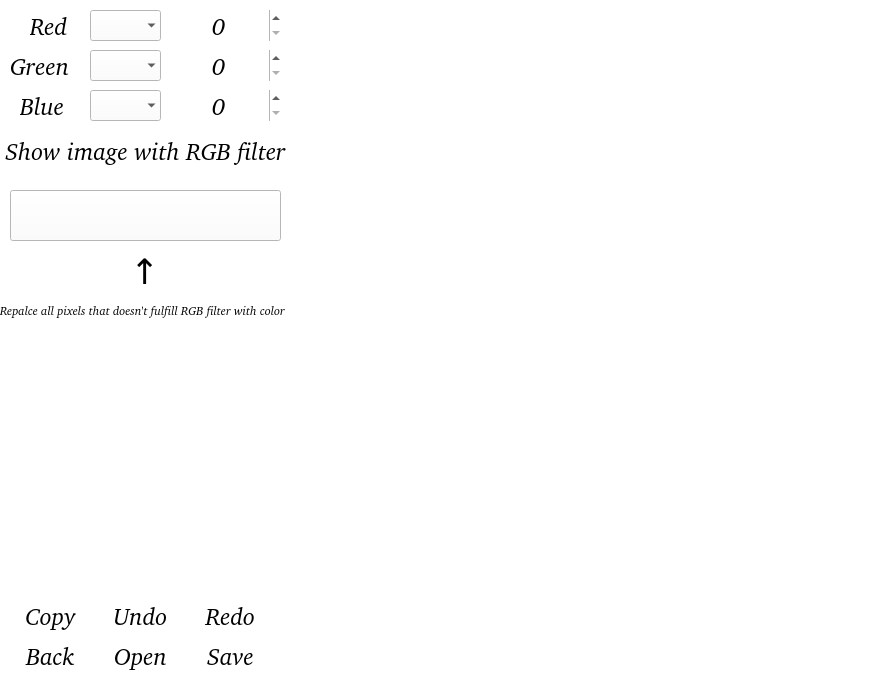
This is code/GUI/image.ui in Anastasiyabordak/Anadat as Qt 5 draws it before an edit. The edited form follows.
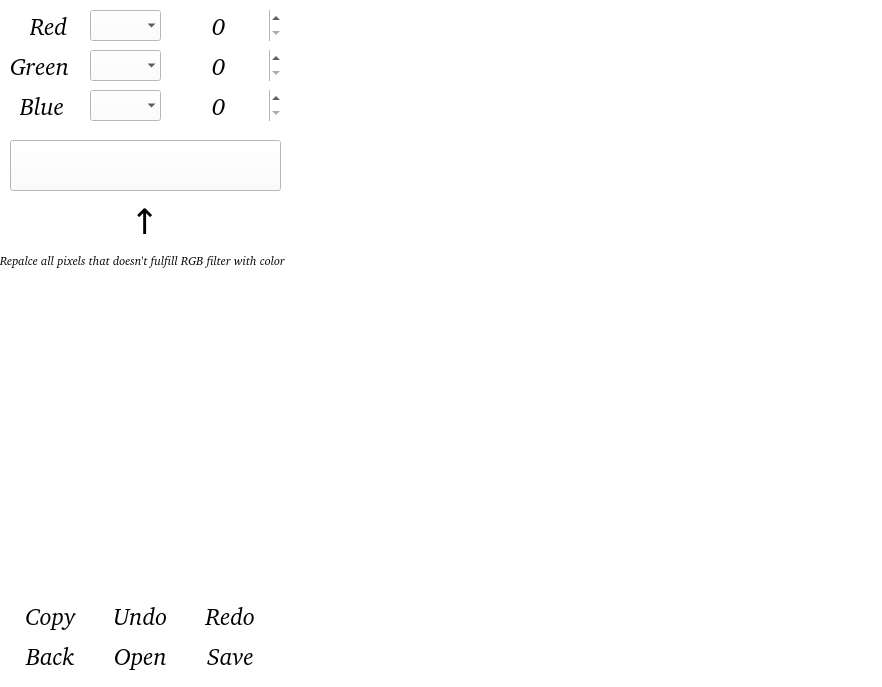
This is the edited form.

Commit message: rgb - using not prev image, but original

Diff of the .ui file:
```diff
--- a/code/GUI/image.ui
+++ b/code/GUI/image.ui
@@ -560,7 +560,7 @@
     <property name="geometry">
      <rect>
       <x>10</x>
-      <y>190</y>
+      <y>140</y>
       <width>271</width>
       <height>51</height>
      </rect>
@@ -572,36 +572,11 @@
      <bool>false</bool>
     </property>
    </widget>
-   <widget class="QPushButton" name="setRGB">
-    <property name="geometry">
-     <rect>
-      <x>0</x>
-      <y>130</y>
-      <width>291</width>
-      <height>41</height>
-     </rect>
-    </property>
-    <property name="font">
-     <font>
-      <family>Bitstream Charter</family>
-      <pointsize>18</pointsize>
-      <weight>50</weight>
-      <italic>true</italic>
-      <bold>false</bold>
-     </font>
-    </property>
-    <property name="text">
-     <string>Show image with RGB filter</string>
-    </property>
-    <property name="flat">
-     <bool>true</bool>
-    </property>
-   </widget>
    <widget class="QLabel" name="greenLabel_2">
     <property name="geometry">
      <rect>
       <x>0</x>
-      <y>300</y>
+      <y>250</y>
       <width>291</width>
       <height>21</height>
      </rect>
@@ -621,7 +596,7 @@
     <property name="geometry">
      <rect>
       <x>130</x>
-      <y>250</y>
+      <y>200</y>
       <width>61</width>
       <height>41</height>
      </rect>
```
The commit also changes 1 other file.
